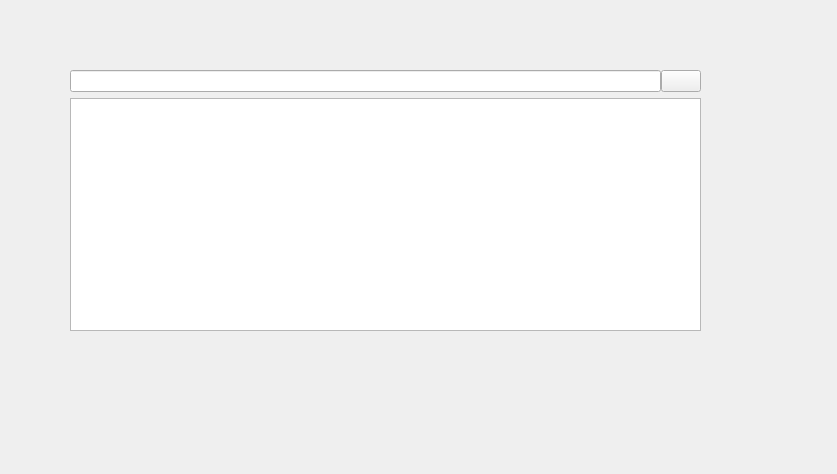
Before: the Qt Designer form src/PackagesView.ui in silkedit/silkedit, drawn with Qt 5.
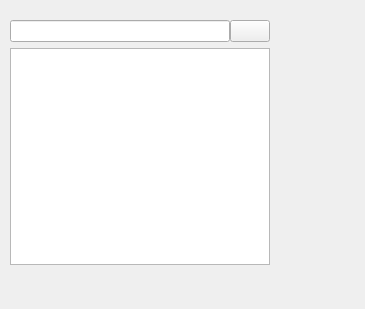
After: the same form once the commit is applied.

Commit message: Apply style to table view

Diff of the .ui file:
```diff
--- a/src/PackagesView.ui
+++ b/src/PackagesView.ui
@@ -6,17 +6,17 @@
    <rect>
     <x>0</x>
     <y>0</y>
-    <width>837</width>
-    <height>474</height>
+    <width>365</width>
+    <height>309</height>
    </rect>
   </property>
   <widget class="QWidget" name="horizontalLayoutWidget">
    <property name="geometry">
     <rect>
-     <x>70</x>
-     <y>70</y>
-     <width>631</width>
-     <height>281</height>
+     <x>10</x>
+     <y>20</y>
+     <width>260</width>
+     <height>265</height>
     </rect>
    </property>
    <layout class="QHBoxLayout" name="rootHLayout">
```
The commit also changes 4 other files.
